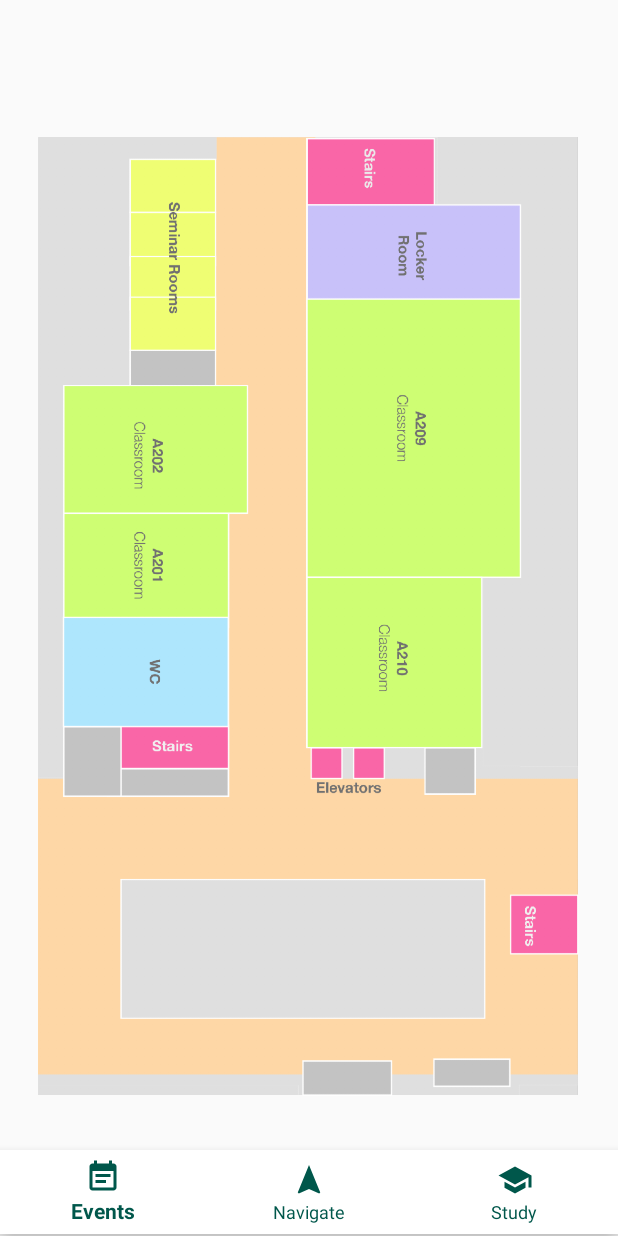
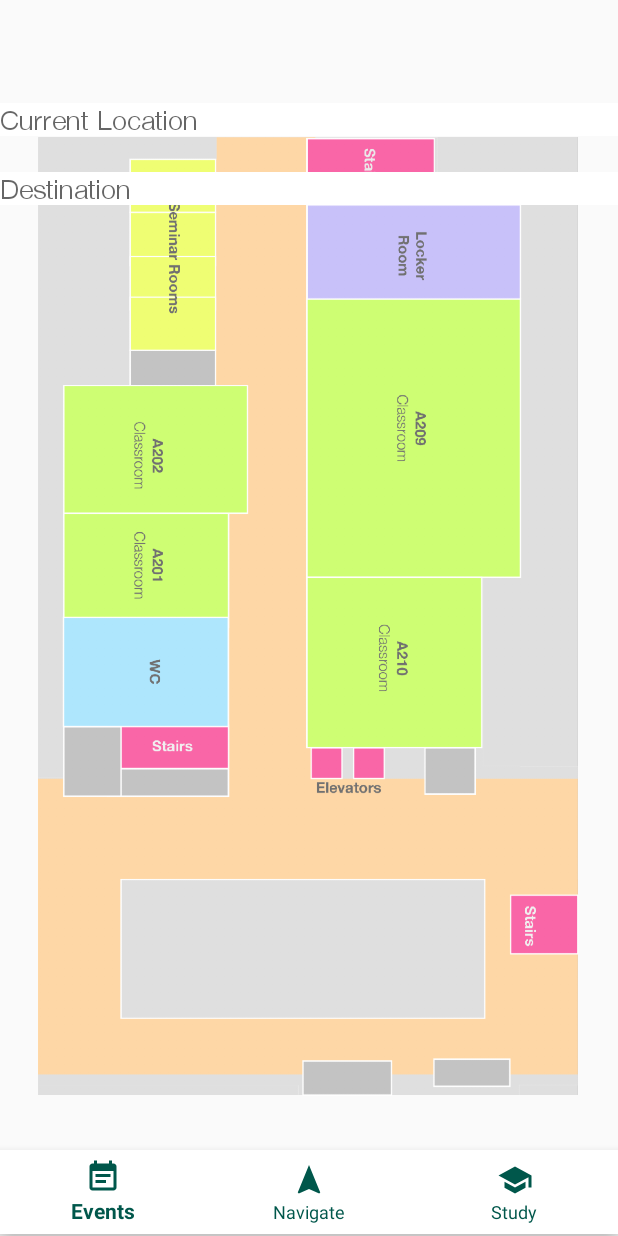
Before and after one commit to ojan2021/mapversity, an Android app: the NavScreen screen opened directly, with no data from a screen before it, on a phone screen of 412 x 824 dp. Run offline under Robolectric (Android 15) with nearby library versions, the light colour scheme and no system bars; libraries missing offline, so code that uses them is left out: com.github.chrisbanes.photoview; plain views replace PhotoView; 2 statements that could not run were skipped.

Commit message:
Auto Complete Field added in order to choose Source and Destionation points

```diff
--- a/app/src/main/java/com/example/mapversitydemo/NavScreen.java
+++ b/app/src/main/java/com/example/mapversitydemo/NavScreen.java
@@ -1,9 +1,12 @@
 package com.example.mapversitydemo;
 
+import android.content.Context;
 import android.os.Bundle;
 import android.view.LayoutInflater;
 import android.view.View;
 import android.view.ViewGroup;
+import android.widget.ArrayAdapter;
+import android.widget.AutoCompleteTextView;
 import android.widget.ImageView;
 
 import androidx.annotation.NonNull;
@@ -15,18 +18,14 @@ import com.github.chrisbanes.photoview.PhotoViewAttacher;
 
 public class NavScreen extends Fragment {
 
-    ImageView imageview;
-
+    private static final String[] ROOMS = new String[]{"A210", "A209", "A202", "A201",
+            "Locker Room", "WC", "Seminar Rooms", "Elevators"
+    };
 
     @Nullable
     @Override
     public View onCreateView(@NonNull LayoutInflater inflater, @Nullable ViewGroup container, @Nullable Bundle savedInstanceState) {
         View view = inflater.inflate(R.layout.fragment_navigation,container,false);
-
-
-
-
-
         return view;
     }
 
@@ -35,5 +34,15 @@ public class NavScreen extends Fragment {
         super.onViewCreated(view, savedInstanceState);
         PhotoView photoView = view.findViewById(R.id.mapA201);
         photoView.setImageResource(R.drawable.a201lala);
+
+        AutoCompleteTextView srcPointView = view.findViewById(R.id.SourcePoint);
+        ArrayAdapter<String> srcAdapter = new ArrayAdapter<String>(this.getContext(),android.R.layout.simple_list_item_1,ROOMS);
+        srcPointView.setAdapter(srcAdapter);
+
+        AutoCompleteTextView destPointView = view.findViewById(R.id.DestinationPoint);
+        ArrayAdapter<String> destAdapter = new ArrayAdapter<String>(this.getContext(),android.R.layout.simple_list_item_1,ROOMS);
+        destPointView.setAdapter(destAdapter);
+
+
     }
 }
--- a/app/src/main/res/layout/fragment_navigation.xml
+++ b/app/src/main/res/layout/fragment_navigation.xml
@@ -21,4 +21,30 @@
         app:layout_constraintStart_toStartOf="parent"
         app:layout_constraintTop_toTopOf="parent"
         app:layout_constraintVertical_bias="0.498" />
+
+    <AutoCompleteTextView
+        android:id="@+id/SourcePoint"
+        android:layout_width="match_parent"
+        android:layout_height="wrap_content"
+        android:background="@color/cardview_light_background"
+        android:completionThreshold="1"
+        android:fontFamily="@font/helvetica_neue_light"
+        android:hint="Current Location"
+        app:layout_constraintBottom_toBottomOf="parent"
+        app:layout_constraintTop_toTopOf="parent"
+        app:layout_constraintVertical_bias="0.086"
+        tools:layout_editor_absoluteX="16dp" />
+
+    <AutoCompleteTextView
+        android:id="@+id/DestinationPoint"
+        android:layout_width="match_parent"
+        android:layout_height="wrap_content"
+        android:background="@color/cardview_light_background"
+        android:completionThreshold="1"
+        android:fontFamily="@font/helvetica_neue_light"
+        android:hint="Destination"
+        app:layout_constraintBottom_toBottomOf="parent"
+        app:layout_constraintTop_toTopOf="parent"
+        app:layout_constraintVertical_bias="0.143"
+        tools:layout_editor_absoluteX="0dp" />
 </androidx.constraintlayout.widget.ConstraintLayout>
```
Also changed, not shown: app/src/main/res/font/helvetica_neue_light.ttf (added), 68 other files.
